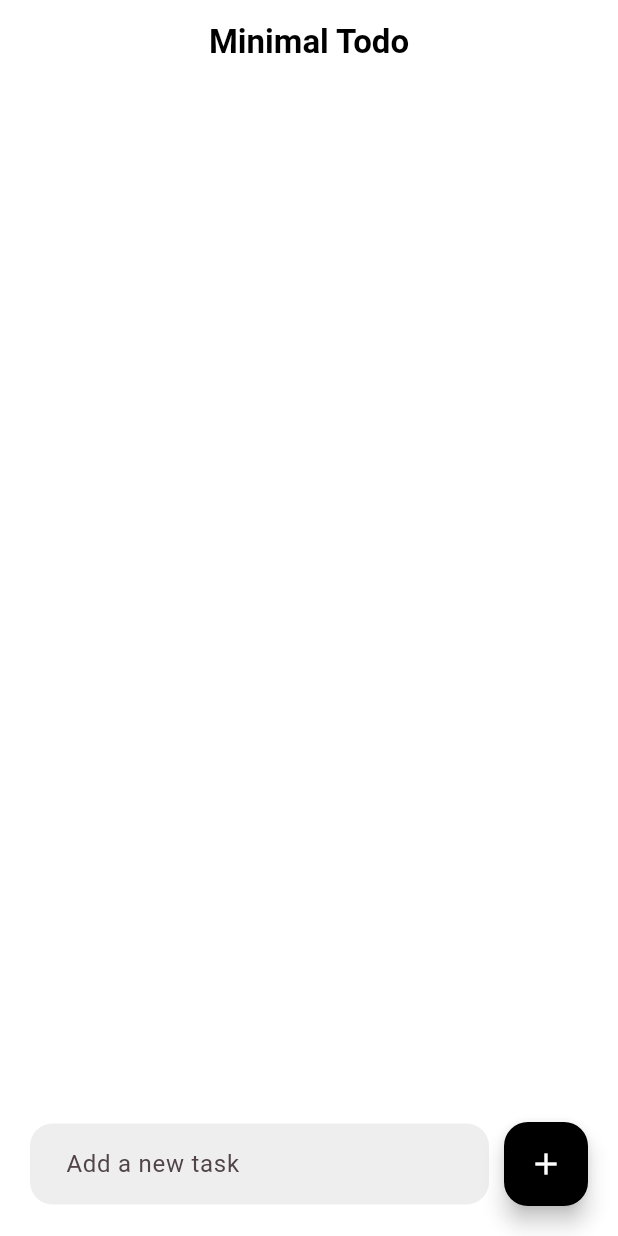
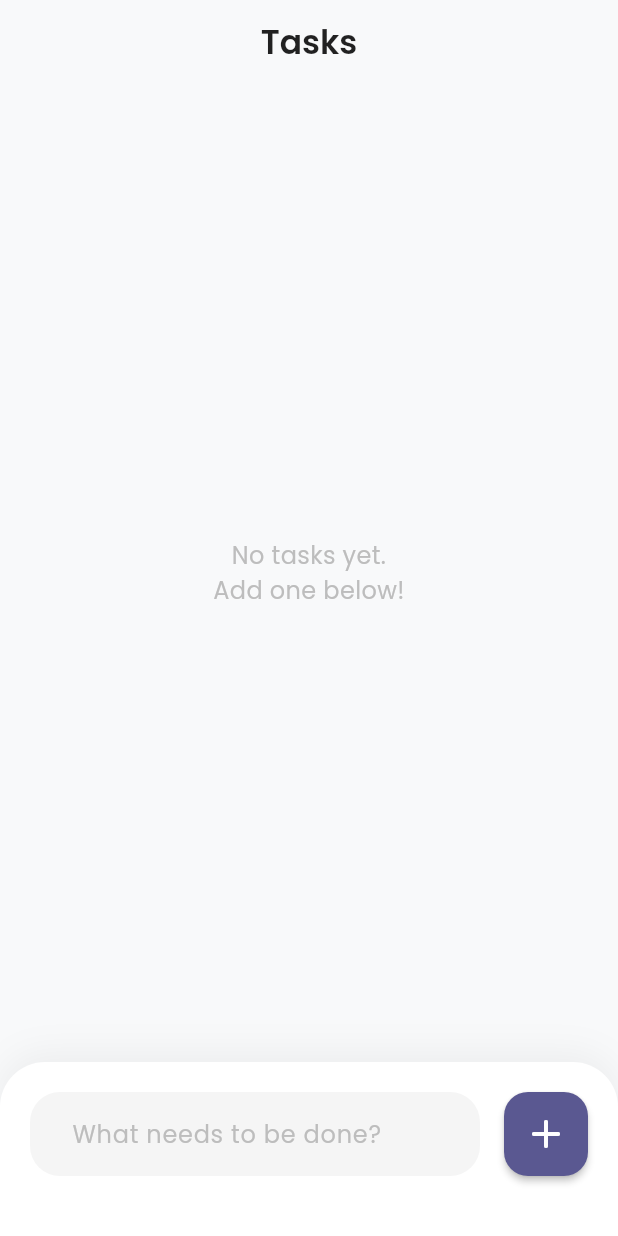
Before and after one commit to stingotho/simple_todo_app, a Flutter app: the screen it shows after launch, on a phone screen of 412 x 824 dp. Run offline on Flutter 3.47's test engine with Material 3 defaults, Android fonts, the phone set to English and light mode, and no system bars; our stand-ins replace google_fonts, shared_preferences.

Commit message:
Enhancement: Premium UI and Delete Done feature

```diff
--- a/lib/main.dart
+++ b/lib/main.dart
@@ -1,4 +1,5 @@
 import 'package:flutter/material.dart';
+import 'package:google_fonts/google_fonts.dart';
 import 'todo_screen.dart';
 
 void main() {
@@ -14,9 +15,19 @@ class MyApp extends StatelessWidget {
       title: 'Simple Todo',
       debugShowCheckedModeBanner: false,
       theme: ThemeData(
-        colorScheme: ColorScheme.fromSeed(seedColor: Colors.black),
+        colorScheme: ColorScheme.fromSeed(
+          seedColor: const Color(0xFF6C63FF), // Modern purple
+          brightness: Brightness.light,
+          surface: const Color(0xFFF8F9FA),
+        ),
         useMaterial3: true,
-        scaffoldBackgroundColor: Colors.white,
+        scaffoldBackgroundColor: const Color(0xFFF8F9FA),
+        textTheme: GoogleFonts.poppinsTextTheme(),
+        appBarTheme: const AppBarTheme(
+          backgroundColor: Colors.transparent,
+          elevation: 0,
+          centerTitle: true,
+        ),
       ),
       home: const TodoScreen(),
     );
--- a/lib/todo_screen.dart
+++ b/lib/todo_screen.dart
@@ -54,45 +54,95 @@ class _TodoScreenState extends State<TodoScreen> {
     await _todoService.saveTodos(_todos);
   }
 
+  Future<void> _deleteCompletedTodos() async {
+    setState(() {
+      _todos.removeWhere((todo) => todo.isCompleted);
+    });
+    await _todoService.saveTodos(_todos);
+  }
+
   @override
   Widget build(BuildContext context) {
     return Scaffold(
       appBar: AppBar(
-        title: const Text('Minimal Todo', style: TextStyle(fontWeight: FontWeight.bold)),
-        centerTitle: true,
-        elevation: 0,
-        backgroundColor: Colors.transparent,
-        foregroundColor: Colors.black,
+        title: const Text(
+          'Tasks',
+          style: TextStyle(fontWeight: FontWeight.w600, color: Colors.black87),
+        ),
+        actions: [
+          if (_todos.any((t) => t.isCompleted))
+            IconButton(
+              icon: const Icon(Icons.delete_sweep_rounded, color: Colors.redAccent),
+              tooltip: 'Delete Completed',
+              onPressed: _deleteCompletedTodos,
+            ),
+        ],
       ),
       body: Column(
         children: [
           Expanded(
-            child: ListView.builder(
+            child: _todos.isEmpty
+                ? Center(
+                    child: Text(
+                      'No tasks yet.\nAdd one below!',
+                      textAlign: TextAlign.center,
+                      style: TextStyle(color: Colors.grey[400], fontSize: 16),
+                    ),
+                  )
+                : ListView.builder(
+                    padding: const EdgeInsets.symmetric(horizontal: 20, vertical: 10),
                     itemCount: _todos.length,
                     itemBuilder: (context, index) {
                       final todo = _todos[index];
-                return Dismissible(
+                      return Container(
+                        margin: const EdgeInsets.only(bottom: 12),
+                        decoration: BoxDecoration(
+                          color: Colors.white,
+                          borderRadius: BorderRadius.circular(16),
+                          boxShadow: [
+                            BoxShadow(
+                              color: Colors.black.withOpacity(0.03),
+                              blurRadius: 10,
+                              offset: const Offset(0, 4),
+                            ),
+                          ],
+                        ),
+                        child: Dismissible(
                           key: Key(todo.id),
+                          direction: DismissDirection.endToStart,
                           background: Container(
-                    color: Colors.red,
                             alignment: Alignment.centerRight,
                             padding: const EdgeInsets.only(right: 20),
-                    child: const Icon(Icons.delete, color: Colors.white),
+                            decoration: BoxDecoration(
+                              color: Colors.redAccent.withOpacity(0.9),
+                              borderRadius: BorderRadius.circular(16),
+                            ),
+                            child: const Icon(Icons.delete_outline, color: Colors.white),
                           ),
                           onDismissed: (direction) {
                             _deleteTodo(todo);
                           },
                           child: ListTile(
-                    leading: Checkbox(
+                            contentPadding: const EdgeInsets.symmetric(horizontal: 16, vertical: 4),
+                            leading: Transform.scale(
+                              scale: 1.2,
+                              child: Checkbox(
                                 value: todo.isCompleted,
                                 onChanged: (_) => _toggleTodo(todo),
-                      activeColor: Colors.black,
+                                shape: RoundedRectangleBorder(
+                                  borderRadius: BorderRadius.circular(6),
+                                ),
+                                activeColor: Theme.of(context).primaryColor,
+                              ),
                             ),
                             title: Text(
                               todo.title,
                               style: TextStyle(
+                                fontSize: 16,
                                 decoration: todo.isCompleted ? TextDecoration.lineThrough : null,
-                        color: todo.isCompleted ? Colors.grey : Colors.black,
+                                color: todo.isCompleted ? Colors.grey[400] : Colors.black87,
+                                fontWeight: todo.isCompleted ? FontWeight.normal : FontWeight.w500,
+                              ),
                             ),
                           ),
                         ),
@@ -100,31 +150,44 @@ class _TodoScreenState extends State<TodoScreen> {
                     },
                   ),
           ),
-          Padding(
-            padding: const EdgeInsets.all(20.0),
+          Container(
+            padding: const EdgeInsets.fromLTRB(20, 20, 20, 40),
+            decoration: BoxDecoration(
+              color: Colors.white,
+              boxShadow: [
+                BoxShadow(
+                  color: Colors.black.withOpacity(0.05),
+                  blurRadius: 20,
+                  offset: const Offset(0, -5),
+                ),
+              ],
+              borderRadius: const BorderRadius.vertical(top: Radius.circular(30)),
+            ),
             child: Row(
               children: [
                 Expanded(
                   child: TextField(
                     controller: _controller,
                     decoration: InputDecoration(
-                      hintText: 'Add a new task',
+                      hintText: 'What needs to be done?',
+                      hintStyle: TextStyle(color: Colors.grey[400]),
                       border: OutlineInputBorder(
-                        borderRadius: BorderRadius.circular(15),
+                        borderRadius: BorderRadius.circular(20),
                         borderSide: BorderSide.none,
                       ),
                       filled: true,
-                      fillColor: Colors.grey[200],
-                      contentPadding: const EdgeInsets.symmetric(horizontal: 20, vertical: 15),
+                      fillColor: Colors.grey[100],
+                      contentPadding: const EdgeInsets.symmetric(horizontal: 24, vertical: 16),
                     ),
                     onSubmitted: (_) => _addTodo(),
                   ),
                 ),
-                const SizedBox(width: 10),
+                const SizedBox(width: 16),
                 FloatingActionButton(
                   onPressed: _addTodo,
-                  backgroundColor: Colors.black,
-                  child: const Icon(Icons.add, color: Colors.white),
+                  elevation: 2,
+                  backgroundColor: Theme.of(context).primaryColor,
+                  child: const Icon(Icons.add_rounded, color: Colors.white, size: 32),
                 ),
               ],
             ),
--- a/pubspec.yaml
+++ b/pubspec.yaml
@@ -36,6 +36,7 @@ dependencies:
   cupertino_icons: ^1.0.8
   shared_preferences: ^2.5.3
   flutter_launcher_icons: ^0.14.4
+  google_fonts: ^6.3.2
 
 dev_dependencies:
   flutter_test:
```
Also changed, not shown: pubspec.lock, 1 other file. Lines whose indentation alone changed are shown as unchanged.
